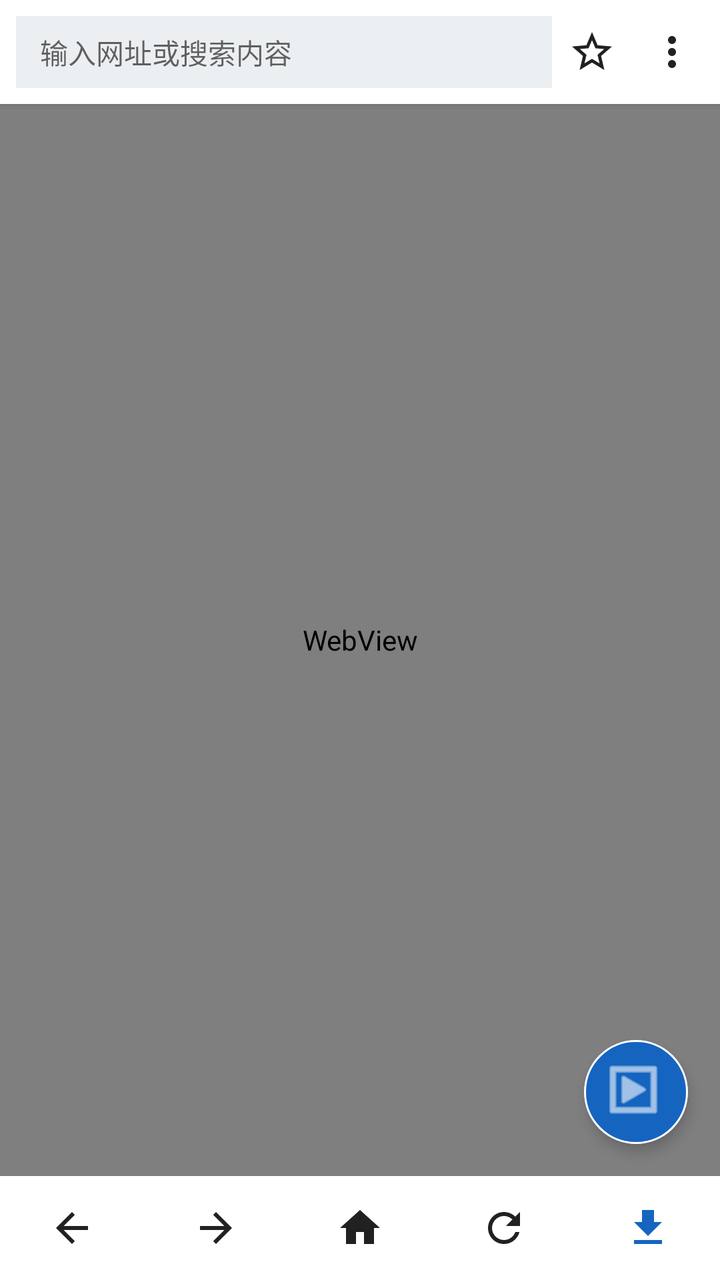
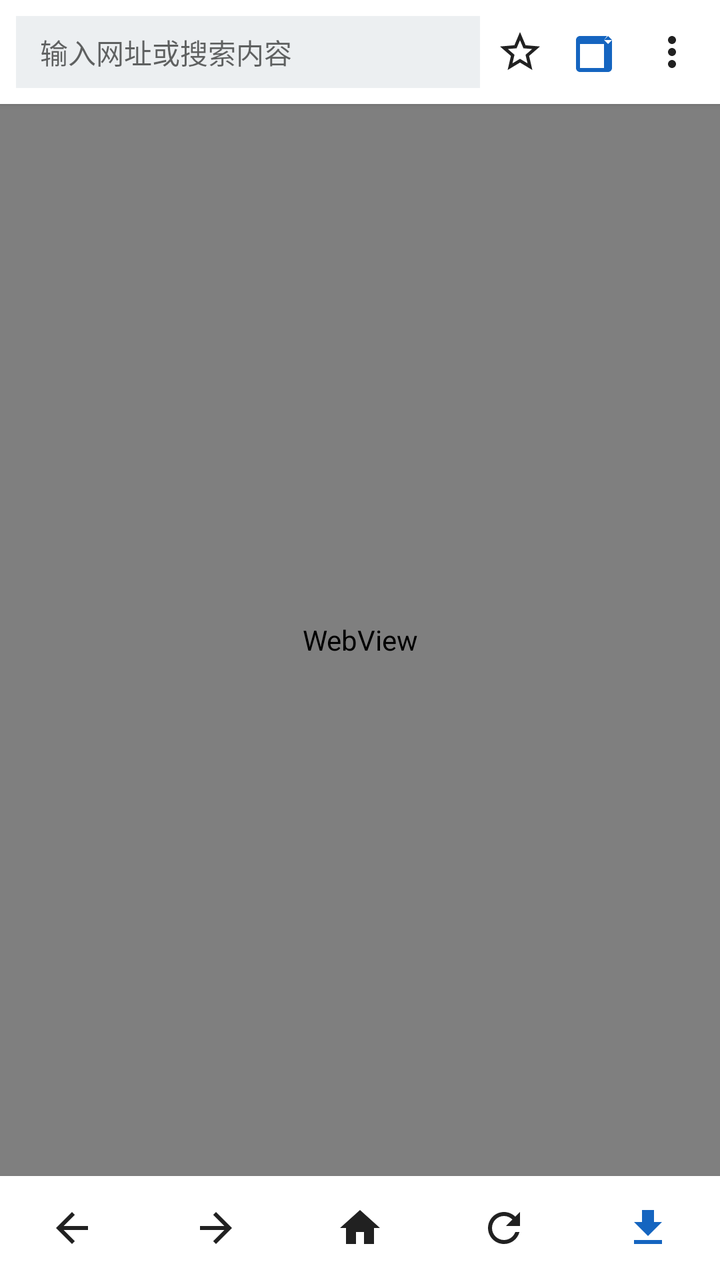

An Android layout rendered at two revisions. The XML below is the earlier revision; the diff shows what the commit changed to produce the second picture.
<!-- AndroidManifest.xml: application theme AppTheme -->
<!-- res/layout/activity_main.xml -->
<?xml version="1.0" encoding="utf-8"?>
<FrameLayout xmlns:android="http://schemas.android.com/apk/res/android"
    android:id="@+id/root"
    android:layout_width="match_parent"
    android:layout_height="match_parent"
    android:background="@color/window_bg">

    
    <LinearLayout
        android:id="@+id/main_content"
        android:layout_width="match_parent"
        android:layout_height="match_parent"
        android:orientation="vertical">

        
        <LinearLayout
            android:layout_width="match_parent"
            android:layout_height="52dp"
            android:background="@color/toolbar_bg"
            android:elevation="2dp"
            android:gravity="center_vertical"
            android:orientation="horizontal"
            android:paddingStart="8dp"
            android:paddingEnd="4dp">

            <EditText
                android:id="@+id/url_edit"
                android:layout_width="0dp"
                android:layout_height="36dp"
                android:layout_weight="1"
                android:background="@color/url_bar_bg"
                android:ellipsize="end"
                android:hint="@string/url_hint"
                android:imeOptions="actionGo"
                android:inputType="textUri"
                android:maxLines="1"
                android:paddingStart="12dp"
                android:paddingEnd="12dp"
                android:singleLine="true"
                android:textColor="@color/text_primary"
                android:textSize="14sp" />

            <ImageButton
                android:id="@+id/bookmark_button"
                android:layout_width="40dp"
                android:layout_height="40dp"
                android:background="?android:attr/selectableItemBackgroundBorderless"
                android:contentDescription="@string/bookmark"
                android:src="@drawable/ic_star_border" />

            <ImageButton
                android:id="@+id/menu_button"
                android:layout_width="40dp"
                android:layout_height="40dp"
                android:background="?android:attr/selectableItemBackgroundBorderless"
                android:contentDescription="@string/more"
                android:src="@drawable/ic_menu" />
        </LinearLayout>

        
        <ProgressBar
            android:id="@+id/progress_bar"
            style="?android:attr/progressBarStyleHorizontal"
            android:layout_width="match_parent"
            android:layout_height="3dp"
            android:max="100"
            android:visibility="gone" />

        
        <FrameLayout
            android:id="@+id/web_container"
            android:layout_width="match_parent"
            android:layout_height="0dp"
            android:layout_weight="1">

            <WebView
                android:id="@+id/web_view"
                android:layout_width="match_parent"
                android:layout_height="match_parent" />

            
            <ImageButton
                android:id="@+id/sniff_button"
                android:layout_width="52dp"
                android:layout_height="52dp"
                android:layout_gravity="bottom|end"
                android:layout_marginEnd="16dp"
                android:layout_marginBottom="16dp"
                android:background="@drawable/bg_sniff_fab"
                android:contentDescription="@string/sniff"
                android:elevation="4dp"
                android:src="@android:drawable/ic_menu_slideshow"
                android:tint="#FFFFFF" />
        </FrameLayout>

        
        <LinearLayout
            android:layout_width="match_parent"
            android:layout_height="52dp"
            android:background="@color/toolbar_bg"
            android:elevation="2dp"
            android:gravity="center_vertical"
            android:orientation="horizontal"
            android:weightSum="5">

            <ImageButton
                android:id="@+id/back_button"
                android:layout_width="0dp"
                android:layout_height="match_parent"
                android:layout_weight="1"
                android:background="?android:attr/selectableItemBackgroundBorderless"
                android:contentDescription="@string/back"
                android:src="@drawable/ic_back" />

            <ImageButton
                android:id="@+id/forward_button"
                android:layout_width="0dp"
                android:layout_height="match_parent"
                android:layout_weight="1"
                android:background="?android:attr/selectableItemBackgroundBorderless"
                android:contentDescription="@string/forward"
                android:src="@drawable/ic_forward" />

            <ImageButton
                android:id="@+id/home_button"
                android:layout_width="0dp"
                android:layout_height="match_parent"
                android:layout_weight="1"
                android:background="?android:attr/selectableItemBackgroundBorderless"
                android:contentDescription="@string/home"
                android:src="@drawable/ic_home" />

            <ImageButton
                android:id="@+id/refresh_button"
                android:layout_width="0dp"
                android:layout_height="match_parent"
                android:layout_weight="1"
                android:background="?android:attr/selectableItemBackgroundBorderless"
                android:contentDescription="@string/refresh"
                android:src="@drawable/ic_refresh" />

            <ImageButton
                android:id="@+id/downloads_button"
                android:layout_width="0dp"
                android:layout_height="match_parent"
                android:layout_weight="1"
                android:background="?android:attr/selectableItemBackgroundBorderless"
                android:contentDescription="@string/downloads"
                android:src="@drawable/ic_download" />
        </LinearLayout>
    </LinearLayout>

    
    <FrameLayout
        android:id="@+id/fullscreen_container"
        android:layout_width="match_parent"
        android:layout_height="match_parent"
        android:background="#000000"
        android:visibility="gone" />
</FrameLayout>
<!-- resources referenced by this layout -->
<resources>
  <color name="text_primary">#212121</color>
  <color name="toolbar_bg">#FFFFFF</color>
  <color name="url_bar_bg">#ECEFF1</color>
  <color name="window_bg">#F5F5F5</color>
  <!-- drawable bg_sniff_fab (drawable) -->
  <?xml version="1.0" encoding="utf-8"?>
  <shape xmlns:android="http://schemas.android.com/apk/res/android"
      android:shape="oval">
      <solid android:color="@color/primary" />
      <stroke
          android:width="1dp"
          android:color="#FFFFFF" />
  </shape>
  <!-- drawable ic_back (drawable) -->
  <?xml version="1.0" encoding="utf-8"?>
  <vector xmlns:android="http://schemas.android.com/apk/res/android"
      android:width="24dp"
      android:height="24dp"
      android:viewportWidth="24"
      android:viewportHeight="24"
      android:tint="@color/text_primary">
      <path android:fillColor="#000000" android:pathData="M20,11H7.83l5.59,-5.59L12,4l-8,8 8,8 1.41,-1.41L7.83,13H20v-2z" />
  </vector>
  <!-- drawable ic_download (drawable) -->
  <?xml version="1.0" encoding="utf-8"?>
  <vector xmlns:android="http://schemas.android.com/apk/res/android"
      android:width="24dp"
      android:height="24dp"
      android:viewportWidth="24"
      android:viewportHeight="24"
      android:tint="@color/primary">
      <path
          android:fillColor="#FFFFFF"
          android:pathData="M5,20h14v-2H5V20zM19,9h-4V3H9v6H5l7,7L19,9z" />
  </vector>
  <!-- drawable ic_forward (drawable) -->
  <?xml version="1.0" encoding="utf-8"?>
  <vector xmlns:android="http://schemas.android.com/apk/res/android"
      android:width="24dp"
      android:height="24dp"
      android:viewportWidth="24"
      android:viewportHeight="24"
      android:tint="@color/text_primary">
      <path android:fillColor="#000000" android:pathData="M12,4l-1.41,1.41L16.17,11H4v2h12.17l-5.58,5.59L12,20l8,-8z" />
  </vector>
  <!-- drawable ic_home (drawable) -->
  <?xml version="1.0" encoding="utf-8"?>
  <vector xmlns:android="http://schemas.android.com/apk/res/android"
      android:width="24dp"
      android:height="24dp"
      android:viewportWidth="24"
      android:viewportHeight="24"
      android:tint="@color/text_primary">
      <path android:fillColor="#000000" android:pathData="M10,20v-6h4v6h5v-8h3L12,3 2,12h3v8z" />
  </vector>
  <!-- drawable ic_menu (drawable) -->
  <?xml version="1.0" encoding="utf-8"?>
  <vector xmlns:android="http://schemas.android.com/apk/res/android"
      android:width="24dp"
      android:height="24dp"
      android:viewportWidth="24"
      android:viewportHeight="24"
      android:tint="@color/text_primary">
      <path android:fillColor="#000000" android:pathData="M12,8c1.1,0 2,-0.9 2,-2s-0.9,-2 -2,-2 -2,0.9 -2,2 0.9,2 2,2zM12,10c-1.1,0 -2,0.9 -2,2s0.9,2 2,2 2,-0.9 2,-2 -0.9,-2 -2,-2zM12,16c-1.1,0 -2,0.9 -2,2s0.9,2 2,2 2,-0.9 2,-2 -0.9,-2 -2,-2z" />
  </vector>
  <string name="back">后退</string>
  <string name="bookmark">收藏</string>
  <string name="downloads">下载管理</string>
  <string name="forward">前进</string>
  <string name="home">主页</string>
  <string name="more">更多</string>
  <string name="refresh">刷新</string>
  <string name="sniff">嗅探视频</string>
  <string name="url_hint">输入网址或搜索内容</string>
  <style name="AppTheme" parent="@android:style/Theme.Material.Light.NoActionBar">
          <item name="android:colorPrimary">@color/primary</item>
          <item name="android:colorPrimaryDark">@color/primary_dark</item>
          <item name="android:colorAccent">@color/accent</item>
          <item name="android:windowBackground">@color/window_bg</item>
          <item name="android:navigationBarColor">@color/primary_dark</item>
          <item name="android:statusBarColor">@color/primary_dark</item>
      </style>
  <color name="primary">#1565C0</color>
  <color name="primary_dark">#0D47A1</color>
  <color name="accent">#FF9800</color>
  <!-- unchanged entries left out for length: 2 -->
</resources>

<!-- the commit's change to res/layout/activity_main.xml (unified diff, before → after) -->
@@ -49,6 +49,15 @@
                 android:src="@drawable/ic_star_border" />
 
             <ImageButton
+                android:id="@+id/sniff_button"
+                android:layout_width="36dp"
+                android:layout_height="36dp"
+                android:background="?android:attr/selectableItemBackgroundBorderless"
+                android:contentDescription="@string/sniff"
+                android:padding="7dp"
+                android:src="@drawable/ic_sniff" />
+
+            <ImageButton
                 android:id="@+id/menu_button"
                 android:layout_width="40dp"
                 android:layout_height="40dp"
@@ -77,20 +86,6 @@
                 android:id="@+id/web_view"
                 android:layout_width="match_parent"
                 android:layout_height="match_parent" />
-
-            
-            <ImageButton
-                android:id="@+id/sniff_button"
-                android:layout_width="52dp"
-                android:layout_height="52dp"
-                android:layout_gravity="bottom|end"
-                android:layout_marginEnd="16dp"
-                android:layout_marginBottom="16dp"
-                android:background="@drawable/bg_sniff_fab"
-                android:contentDescription="@string/sniff"
-                android:elevation="4dp"
-                android:src="@android:drawable/ic_menu_slideshow"
-                android:tint="#FFFFFF" />
         </FrameLayout>
 
         
<!-- resource entries referenced after the edit -->
@@ -4,15 +4,6 @@
   <color name="toolbar_bg">#FFFFFF</color>
   <color name="url_bar_bg">#ECEFF1</color>
   <color name="window_bg">#F5F5F5</color>
-  <!-- drawable bg_sniff_fab (drawable) -->
-  <?xml version="1.0" encoding="utf-8"?>
-  <shape xmlns:android="http://schemas.android.com/apk/res/android"
-      android:shape="oval">
-      <solid android:color="@color/primary" />
-      <stroke
-          android:width="1dp"
-          android:color="#FFFFFF" />
-  </shape>
   <!-- drawable ic_back (drawable) -->
   <?xml version="1.0" encoding="utf-8"?>
   <vector xmlns:android="http://schemas.android.com/apk/res/android"
@@ -65,6 +56,18 @@
       android:tint="@color/text_primary">
       <path android:fillColor="#000000" android:pathData="M12,8c1.1,0 2,-0.9 2,-2s-0.9,-2 -2,-2 -2,0.9 -2,2 0.9,2 2,2zM12,10c-1.1,0 -2,0.9 -2,2s0.9,2 2,2 2,-0.9 2,-2 -0.9,-2 -2,-2zM12,16c-1.1,0 -2,0.9 -2,2s0.9,2 2,2 2,-0.9 2,-2 -0.9,-2 -2,-2z" />
   </vector>
+  <!-- drawable ic_sniff (drawable) -->
+  <?xml version="1.0" encoding="utf-8"?>
+  <vector xmlns:android="http://schemas.android.com/apk/res/android"
+      android:width="24dp"
+      android:height="24dp"
+      android:viewportWidth="24"
+      android:viewportHeight="24">
+      
+      <path
+          android:fillColor="@color/primary"
+          android:pathData="M18,4l2,2l-2,2l-2,-2l2,-2zM4,20V8h12v12H4zM4,6h12l1.5,-2H4C2.9,4 2,4.9 2,6v14c0,1.1 0.9,2 2,2h14c1.1,0 2,-0.9 2,-2V6H4z" />
+  </vector>
   <string name="back">后退</string>
   <string name="bookmark">收藏</string>
   <string name="downloads">下载管理</string>
